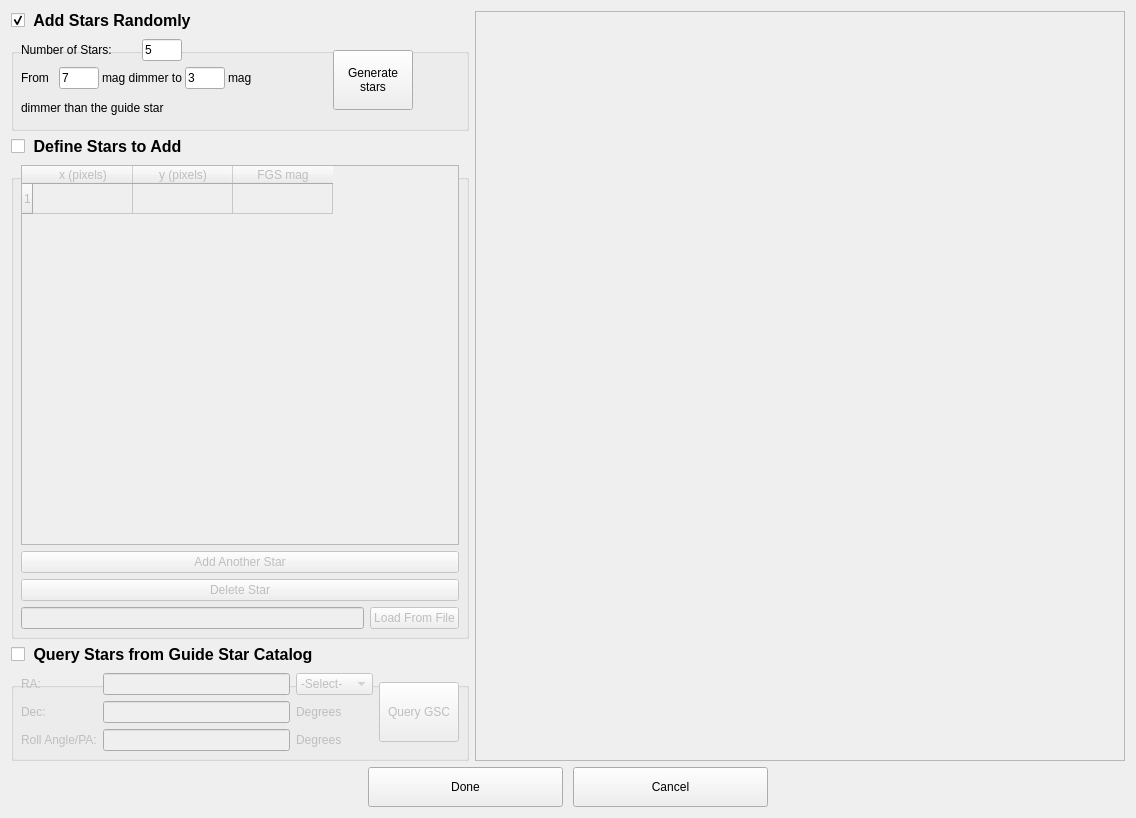
spacetelescope/jwst_magic, file jwst_magic/convert_image/background_stars.ui: the form before one commit.
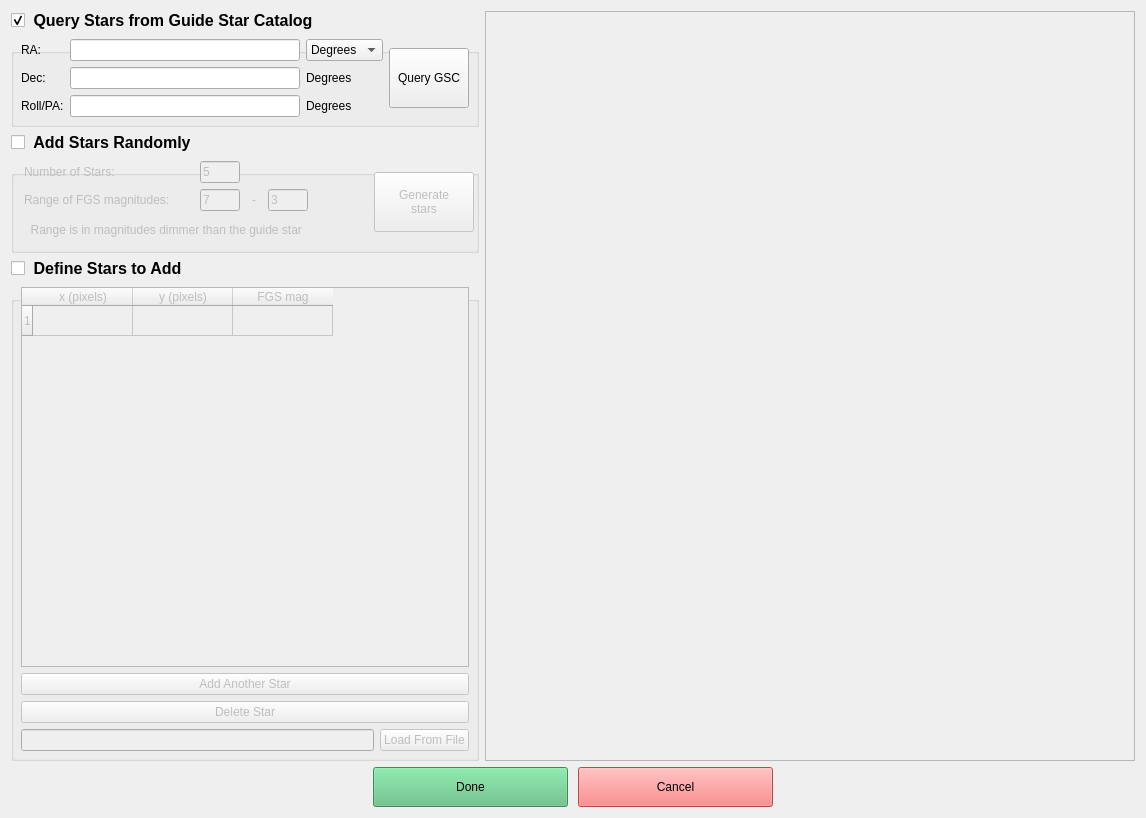
The form after the commit.

Commit message: clean up background stars GUI

Diff of the .ui file:
```diff
--- a/jwst_magic/convert_image/background_stars.ui
+++ b/jwst_magic/convert_image/background_stars.ui
@@ -6,7 +6,7 @@
    <rect>
     <x>0</x>
     <y>0</y>
-    <width>1136</width>
+    <width>1146</width>
     <height>818</height>
    </rect>
   </property>
@@ -14,7 +14,189 @@
    <string>Dialog</string>
   </property>
   <layout class="QGridLayout" name="gridLayout_4">
+   <item row="0" column="1" rowspan="3">
+    <widget class="QFrame" name="frame_canvas">
+     <property name="sizePolicy">
+      <sizepolicy hsizetype="Expanding" vsizetype="MinimumExpanding">
+       <horstretch>0</horstretch>
+       <verstretch>0</verstretch>
+      </sizepolicy>
+     </property>
+     <property name="minimumSize">
+      <size>
+       <width>650</width>
+       <height>0</height>
+      </size>
+     </property>
+     <property name="autoFillBackground">
+      <bool>false</bool>
+     </property>
+     <property name="styleSheet">
+      <string notr="true">QWidget { border-color: black; border-width: 10px }</string>
+     </property>
+     <property name="frameShape">
+      <enum>QFrame::StyledPanel</enum>
+     </property>
+     <layout class="QVBoxLayout" name="verticalLayout_3">
+      <property name="leftMargin">
+       <number>0</number>
+      </property>
+      <property name="topMargin">
+       <number>0</number>
+      </property>
+      <property name="rightMargin">
+       <number>0</number>
+      </property>
+      <property name="bottomMargin">
+       <number>0</number>
+      </property>
+     </layout>
+    </widget>
+   </item>
    <item row="0" column="0">
+    <widget class="QGroupBox" name="groupBox_catalog">
+     <property name="styleSheet">
+      <string notr="true">QGroupBox { font-size: 16px; font-weight: bold; margin-top: 20px; margin-top: 18px } QGroupBox::title { top: -18px }</string>
+     </property>
+     <property name="title">
+      <string>Query Stars from Guide Star Catalog</string>
+     </property>
+     <property name="checkable">
+      <bool>true</bool>
+     </property>
+     <property name="checked">
+      <bool>true</bool>
+     </property>
+     <layout class="QGridLayout" name="gridLayout_2">
+      <item row="0" column="2">
+       <widget class="QComboBox" name="comboBox_RAUnits">
+        <property name="toolTip">
+         <string>Units of right acension</string>
+        </property>
+        <item>
+         <property name="text">
+          <string>Degrees</string>
+         </property>
+        </item>
+        <item>
+         <property name="text">
+          <string>Hours</string>
+         </property>
+        </item>
+       </widget>
+      </item>
+      <item row="0" column="0">
+       <widget class="QLabel" name="label_RA">
+        <property name="toolTip">
+         <string>Right ascension of guide star</string>
+        </property>
+        <property name="text">
+         <string>RA:</string>
+        </property>
+       </widget>
+      </item>
+      <item row="1" column="0">
+       <widget class="QLabel" name="label_Dec">
+        <property name="toolTip">
+         <string>Declination of guide star</string>
+        </property>
+        <property name="text">
+         <string>Dec:</string>
+        </property>
+       </widget>
+      </item>
+      <item row="1" column="2">
+       <widget class="QLabel" name="label_DecUnits">
+        <property name="toolTip">
+         <string>Units of declination</string>
+        </property>
+        <property name="text">
+         <string>Degrees</string>
+        </property>
+       </widget>
+      </item>
+      <item row="1" column="1">
+       <widget class="QLineEdit" name="lineEdit_Dec">
+        <property name="minimumSize">
+         <size>
+          <width>110</width>
+          <height>0</height>
+         </size>
+        </property>
+        <property name="toolTip">
+         <string>Declination of guide star</string>
+        </property>
+       </widget>
+      </item>
+      <item row="0" column="1">
+       <widget class="QLineEdit" name="lineEdit_RA">
+        <property name="minimumSize">
+         <size>
+          <width>110</width>
+          <height>0</height>
+         </size>
+        </property>
+        <property name="toolTip">
+         <string>Right ascension of guide star</string>
+        </property>
+       </widget>
+      </item>
+      <item row="2" column="0">
+       <widget class="QLabel" name="label_6">
+        <property name="toolTip">
+         <string>Position/roll angle of telescope</string>
+        </property>
+        <property name="text">
+         <string>Roll/PA:</string>
+        </property>
+       </widget>
+      </item>
+      <item row="2" column="1">
+       <widget class="QLineEdit" name="lineEdit_PA">
+        <property name="toolTip">
+         <string>Position/roll angle of telescope</string>
+        </property>
+       </widget>
+      </item>
+      <item row="2" column="2">
+       <widget class="QLabel" name="label_7">
+        <property name="toolTip">
+         <string>Units of angle</string>
+        </property>
+        <property name="text">
+         <string>Degrees</string>
+        </property>
+       </widget>
+      </item>
+      <item row="0" column="3" rowspan="3">
+       <widget class="QPushButton" name="pushButton_queryGSC">
+        <property name="minimumSize">
+         <size>
+          <width>0</width>
+          <height>60</height>
+         </size>
+        </property>
+        <property name="maximumSize">
+         <size>
+          <width>100</width>
+          <height>16777215</height>
+         </size>
+        </property>
+        <property name="toolTip">
+         <string>Find background stars in guider FOV surrounding the RA/Dec defined at left</string>
+        </property>
+        <property name="text">
+         <string>Query GSC</string>
+        </property>
+        <property name="autoDefault">
+         <bool>false</bool>
+        </property>
+       </widget>
+      </item>
+     </layout>
+    </widget>
+   </item>
+   <item row="1" column="0">
     <widget class="QGroupBox" name="groupBox_random">
      <property name="minimumSize">
       <size>
@@ -38,10 +220,19 @@
       <bool>true</bool>
      </property>
      <property name="checked">
-      <bool>true</bool>
+      <bool>false</bool>
      </property>
      <layout class="QHBoxLayout" name="horizontalLayout_3">
-      <property name="margin">
+      <property name="leftMargin">
+       <number>0</number>
+      </property>
+      <property name="topMargin">
+       <number>0</number>
+      </property>
+      <property name="rightMargin">
+       <number>0</number>
+      </property>
+      <property name="bottomMargin">
        <number>0</number>
       </property>
       <item>
@@ -54,7 +245,7 @@
         </property>
         <property name="minimumSize">
          <size>
-          <width>260</width>
+          <width>350</width>
           <height>0</height>
          </size>
         </property>
@@ -74,43 +265,7 @@
          <property name="horizontalSpacing">
           <number>3</number>
          </property>
-         <item row="0" column="0" colspan="3">
-          <widget class="QLabel" name="label">
-           <property name="toolTip">
-            <string>How many stars to add randomly</string>
-           </property>
-           <property name="text">
-            <string>Number of Stars:</string>
-           </property>
-          </widget>
-         </item>
-         <item row="0" column="3">
-          <widget class="QLineEdit" name="lineEdit_nStars">
-           <property name="maximumSize">
-            <size>
-             <width>40</width>
-             <height>16777215</height>
-            </size>
-           </property>
-           <property name="toolTip">
-            <string>How many stars to add randomly</string>
-           </property>
-           <property name="text">
-            <string>5</string>
-           </property>
-          </widget>
-         </item>
-         <item row="1" column="0">
-          <widget class="QLabel" name="label_2">
-           <property name="toolTip">
-            <string>Magnitude range that the stars' brightness will be randomly selected from</string>
-           </property>
-           <property name="text">
-            <string>From</string>
-           </property>
-          </widget>
-         </item>
-         <item row="1" column="1">
+         <item row="1" column="2">
           <widget class="QLineEdit" name="lineEdit_magMin">
            <property name="maximumSize">
             <size>
@@ -126,16 +281,6 @@
            </property>
           </widget>
          </item>
-         <item row="1" column="2" colspan="2">
-          <widget class="QLabel" name="label_3">
-           <property name="toolTip">
-            <string>Magnitude range that the stars' brightness will be randomly selected from</string>
-           </property>
-           <property name="text">
-            <string>mag dimmer to</string>
-           </property>
-          </widget>
-         </item>
          <item row="1" column="4">
           <widget class="QLineEdit" name="lineEdit_magMax">
            <property name="maximumSize">
@@ -152,42 +297,81 @@
            </property>
           </widget>
          </item>
+         <item row="1" column="3">
+          <widget class="QLabel" name="label_3">
+           <property name="toolTip">
+            <string>Magnitude range that the stars' brightness will be randomly selected from</string>
+           </property>
+           <property name="text">
+            <string>&lt;html&gt;&lt;head/&gt;&lt;body&gt;&lt;p align=&quot;center&quot;&gt;-&lt;/p&gt;&lt;/body&gt;&lt;/html&gt;</string>
+           </property>
+          </widget>
+         </item>
+         <item row="1" column="0">
+          <widget class="QLabel" name="label_2">
+           <property name="toolTip">
+            <string>Magnitude range that the stars' brightness will be randomly selected from</string>
+           </property>
+           <property name="text">
+            <string>Range of FGS magnitudes: </string>
+           </property>
+          </widget>
+         </item>
          <item row="1" column="5">
           <widget class="QLabel" name="label_4">
            <property name="toolTip">
             <string>Magnitude range that the stars' brightness will be randomly selected from</string>
            </property>
            <property name="text">
-            <string>mag</string>
+            <string/>
            </property>
           </widget>
          </item>
-         <item row="2" column="0" colspan="4">
+         <item row="2" column="0" colspan="7">
           <widget class="QLabel" name="label_5">
+           <property name="minimumSize">
+            <size>
+             <width>300</width>
+             <height>0</height>
+            </size>
+           </property>
            <property name="toolTip">
             <string>Magnitude range that the stars' brightness will be randomly selected from</string>
            </property>
            <property name="text">
-            <string>dimmer than the guide star</string>
+            <string>  Range is in magnitudes dimmer than the guide star</string>
+           </property>
+          </widget>
+         </item>
+         <item row="0" column="0" colspan="2">
+          <widget class="QLabel" name="label">
+           <property name="toolTip">
+            <string>How many stars to add randomly</string>
+           </property>
+           <property name="text">
+            <string>Number of Stars:</string>
+           </property>
+          </widget>
+         </item>
+         <item row="0" column="2">
+          <widget class="QLineEdit" name="lineEdit_nStars">
+           <property name="maximumSize">
+            <size>
+             <width>40</width>
+             <height>16777215</height>
+            </size>
+           </property>
+           <property name="toolTip">
+            <string>How many stars to add randomly</string>
+           </property>
+           <property name="text">
+            <string>5</string>
            </property>
           </widget>
          </item>
         </layout>
        </widget>
       </item>
-      <item>
-       <spacer name="horizontalSpacer">
-        <property name="orientation">
-         <enum>Qt::Horizontal</enum>
-        </property>
-        <property name="sizeHint" stdset="0">
-         <size>
-          <width>40</width>
-          <height>20</height>
-         </size>
-        </property>
-       </spacer>
-      </item>
       <item>
        <widget class="QPushButton" name="pushButton_random">
         <property name="sizePolicy">
@@ -208,9 +392,6 @@
           <height>16777215</height>
          </size>
         </property>
-        <property name="focusPolicy">
-         <enum>Qt::ClickFocus</enum>
-        </property>
         <property name="toolTip">
          <string>Add stars randomly to the image with the parameters at left</string>
         </property>
@@ -223,53 +404,10 @@
         </property>
        </widget>
       </item>
-      <item>
-       <spacer name="horizontalSpacer_2">
-        <property name="orientation">
-         <enum>Qt::Horizontal</enum>
-        </property>
-        <property name="sizeHint" stdset="0">
-         <size>
-          <width>40</width>
-          <height>20</height>
-         </size>
-        </property>
-       </spacer>
-      </item>
      </layout>
     </widget>
    </item>
-   <item row="0" column="1" rowspan="3">
-    <widget class="QFrame" name="frame_canvas">
-     <property name="sizePolicy">
-      <sizepolicy hsizetype="Expanding" vsizetype="MinimumExpanding">
-       <horstretch>0</horstretch>
-       <verstretch>0</verstretch>
-      </sizepolicy>
-     </property>
-     <property name="minimumSize">
-      <size>
-       <width>650</width>
-       <height>0</height>
-      </size>
-     </property>
-     <property name="autoFillBackground">
-      <bool>false</bool>
-     </property>
-     <property name="styleSheet">
-      <string notr="true">QWidget { border-color: black; border-width: 10px }</string>
-     </property>
-     <property name="frameShape">
-      <enum>QFrame::StyledPanel</enum>
-     </property>
-     <layout class="QVBoxLayout" name="verticalLayout_3">
-      <property name="margin">
-       <number>0</number>
-      </property>
-     </layout>
-    </widget>
-   </item>
-   <item row="1" column="0">
+   <item row="2" column="0">
     <widget class="QGroupBox" name="groupBox_defined">
      <property name="styleSheet">
       <string notr="true">QGroupBox { font-size: 16px; font-weight: bold; margin-top: 20px; margin-top: 18px } QGroupBox::title { top: -18px }</string>
@@ -362,145 +500,6 @@
      </layout>
     </widget>
    </item>
-   <item row="2" column="0">
-    <widget class="QGroupBox" name="groupBox_catalog">
-     <property name="styleSheet">
-      <string notr="true">QGroupBox { font-size: 16px; font-weight: bold; margin-top: 20px; margin-top: 18px } QGroupBox::title { top: -18px }</string>
-     </property>
-     <property name="title">
-      <string>Query Stars from Guide Star Catalog</string>
-     </property>
-     <property name="checkable">
-      <bool>true</bool>
-     </property>
-     <property name="checked">
-      <bool>false</bool>
-     </property>
-     <layout class="QGridLayout" name="gridLayout_2">
-      <item row="0" column="2">
-       <widget class="QComboBox" name="comboBox_RAUnits">
-        <property name="toolTip">
-         <string>Units of right acension</string>
-        </property>
-        <item>
-         <property name="text">
-          <string>-Select-</string>
-         </property>
-        </item>
-        <item>
-         <property name="text">
-          <string>Hours</string>
-         </property>
-        </item>
-        <item>
-         <property name="text">
-          <string>Degrees</string>
-         </property>
-        </item>
-       </widget>
-      </item>
-      <item row="0" column="0">
-       <widget class="QLabel" name="label_RA">
-        <property name="toolTip">
-         <string>Right ascension of guide star</string>
-        </property>
-        <property name="text">
-         <string>RA:</string>
-        </property>
-       </widget>
-      </item>
-      <item row="1" column="0">
-       <widget class="QLabel" name="label_Dec">
-        <property name="toolTip">
-         <string>Declination of guide star</string>
-        </property>
-        <property name="text">
-         <string>Dec:</string>
-        </property>
-       </widget>
-      </item>
-      <item row="1" column="2">
-       <widget class="QLabel" name="label_DecUnits">
-        <property name="toolTip">
-         <string>Units of declination</string>
-        </property>
-        <property name="text">
-         <string>Degrees</string>
-        </property>
-       </widget>
-      </item>
-      <item row="1" column="1">
-       <widget class="QLineEdit" name="lineEdit_Dec">
-        <property name="minimumSize">
-         <size>
-          <width>110</width>
-          <height>0</height>
-         </size>
-        </property>
-        <property name="toolTip">
-         <string>Declination of guide star</string>
-        </property>
-       </widget>
-      </item>
-      <item row="0" column="1">
-       <widget class="QLineEdit" name="lineEdit_RA">
-        <property name="minimumSize">
-         <size>
-          <width>110</width>
-          <height>0</height>
-         </size>
-        </property>
-        <property name="toolTip">
-         <string>Right ascension of guide star</string>
-        </property>
-       </widget>
-      </item>
-      <item row="2" column="0">
-       <widget class="QLabel" name="label_6">
-        <property name="toolTip">
-         <string>Position/roll angle of telescope</string>
-        </property>
-        <property name="text">
-         <string>Roll Angle/PA:</string>
-        </property>
-       </widget>
-      </item>
-      <item row="2" column="1">
-       <widget class="QLineEdit" name="lineEdit_PA">
-        <property name="toolTip">
-         <string>Position/roll angle of telescope</string>
-        </property>
-       </widget>
-      </item>
-      <item row="2" column="2">
-       <widget class="QLabel" name="label_7">
-        <property name="toolTip">
-         <string>Units of angle</string>
-        </property>
-        <property name="text">
-         <string>Degrees</string>
-        </property>
-       </widget>
-      </item>
-      <item row="0" column="3" rowspan="3">
-       <widget class="QPushButton" name="pushButton_queryGSC">
-        <property name="minimumSize">
-         <size>
-          <width>0</width>
-          <height>60</height>
-         </size>
-        </property>
-        <property name="toolTip">
-         <string>&lt;html&gt;&lt;head/&gt;&lt;body&gt;&lt;p&gt;Find background stars in guider FOV surrounding the RA/Dec defined at left&lt;/p&gt;&lt;/body&gt;&lt;/html&gt;</string>
-        </property>
-        <property name="text">
-         <string>Query GSC</string>
-        </property>
-       </widget>
-      </item>
-     </layout>
-    </widget>
-   </item>
    <item row="3" column="0" colspan="2">
     <widget class="QFrame" name="frame_2">
      <property name="frameShape">
@@ -513,7 +512,16 @@
       <property name="spacing">
        <number>0</number>
       </property>
-      <property name="margin">
+      <property name="leftMargin">
+       <number>0</number>
+      </property>
+      <property name="topMargin">
+       <number>0</number>
+      </property>
+      <property name="rightMargin">
+       <number>0</number>
+      </property>
+      <property name="bottomMargin">
        <number>0</number>
       </property>
       <item>
@@ -534,7 +542,16 @@
          <property name="spacing">
           <number>10</number>
          </property>
-         <property name="margin">
+         <property name="leftMargin">
+          <number>0</number>
+         </property>
+         <property name="topMargin">
+          <number>0</number>
+         </property>
+         <property name="rightMargin">
+          <number>0</number>
+         </property>
+         <property name="bottomMargin">
           <number>0</number>
          </property>
          <item>
@@ -554,6 +571,9 @@
            <property name="toolTip">
             <string>Use selected method to add background stars to data</string>
            </property>
+           <property name="styleSheet">
+            <string notr="true">QPushButton {background-color: rgb(90, 190, 125);}</string>
+           </property>
            <property name="text">
             <string>Done</string>
            </property>
@@ -576,6 +596,9 @@
            <property name="toolTip">
             <string>Discard selections and close window</string>
            </property>
+           <property name="styleSheet">
+            <string notr="true">QPushButton {background-color: rgb(255, 102, 102);}</string>
+           </property>
            <property name="text">
             <string>Cancel</string>
            </property>
```
